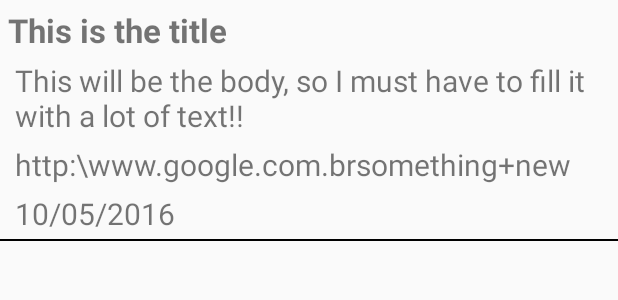
After one commit to rrosatti/nyt-news, an Android app: the layout custom_article_item.xml on its own in the app's theme, with its tools: preview values and no code run, on a phone screen of 412 x 824 dp. The commit adds this screen. Shown: the top 300 px of the screen. Run offline under Robolectric (Android 15) with nearby library versions, the phone set to English and light mode, and no system bars.

Commit message:
create custom layout for article items

```diff
--- a/app/src/main/java/com/example/rodri/nytnews/ui/activity/MainActivity.java
+++ b/app/src/main/java/com/example/rodri/nytnews/ui/activity/MainActivity.java
@@ -84,4 +84,5 @@ public class MainActivity extends AppCompatActivity {
 
 
     }
+
 }
--- /dev/null
+++ b/app/src/main/res/layout/custom_article_item.xml
@@ -0,0 +1,49 @@
+<?xml version="1.0" encoding="utf-8"?>
+<LinearLayout xmlns:android="http://schemas.android.com/apk/res/android"
+    android:orientation="vertical" android:layout_width="match_parent"
+    android:layout_height="match_parent">
+
+    <TextView
+        android:layout_width="wrap_content"
+        android:layout_height="wrap_content"
+        android:text="This is the title"
+        android:id="@+id/txtTitle"
+        android:textSize="10pt"
+        android:textStyle="bold"
+        android:layout_marginTop="5dp"
+        android:layout_marginLeft="5dp"/>
+
+    <TextView
+        android:layout_width="wrap_content"
+        android:layout_height="wrap_content"
+        android:text="This will be the body, so I must have to fill it with a lot of text!!"
+        android:id="@+id/txtBody"
+        android:textSize="9pt"
+        android:layout_marginTop="5dp"
+        android:layout_marginLeft="10dp"/>
+
+    <TextView
+        android:layout_width="wrap_content"
+        android:layout_height="wrap_content"
+        android:text="http:\\www.google.com.br\something+new"
+        android:id="@+id/txtUrl"
+        android:textSize="9pt"
+        android:layout_marginTop="5dp"
+        android:layout_marginLeft="10dp"/>
+
+    <TextView
+        android:layout_width="wrap_content"
+        android:layout_height="wrap_content"
+        android:text="10/05/2016"
+        android:id="@+id/txtDate"
+        android:textSize="9pt"
+        android:layout_marginTop="5dp"
+        android:layout_marginLeft="10dp"/>
+
+    <View
+        android:layout_width="match_parent"
+        android:layout_height="1dp"
+        android:background="#000"
+        android:layout_marginTop="3dp"/>
+
+</LinearLayout>
```
